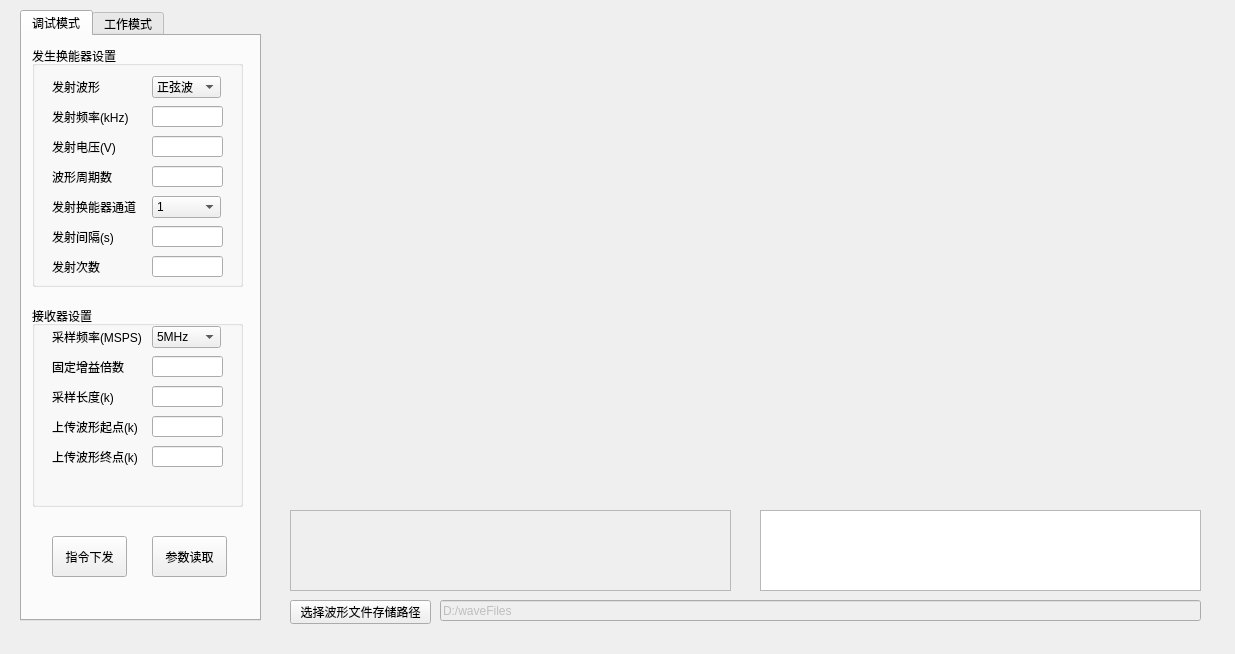
The window that mainwindow.ui (lnwin/SDSJJ_waveControl) describes before a commit, drawn with Qt 5.
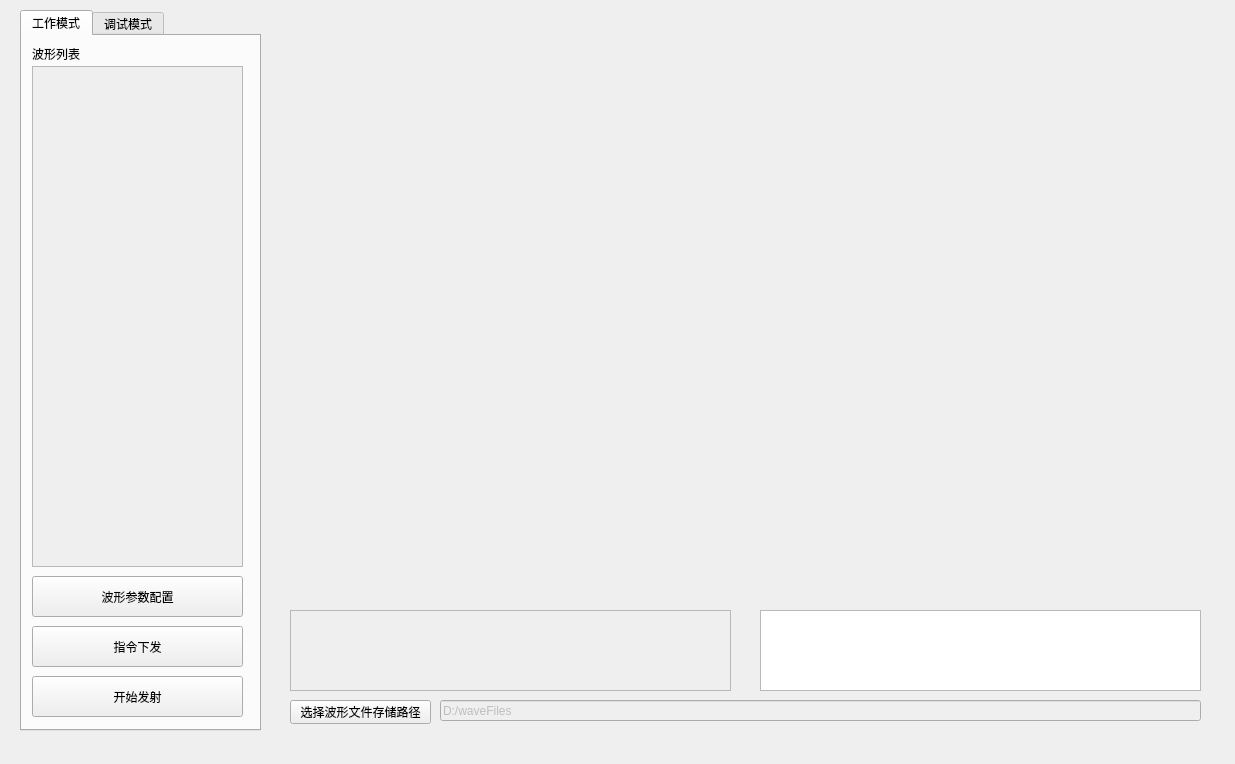
The same window after the commit. The open tabs and pages were chosen to show the change. Custom widgets are drawn as their Qt base class.

Commit message: 实时波形绘制测试通过

```diff
--- a/mainwindow.ui
+++ b/mainwindow.ui
@@ -7,7 +7,7 @@
     <x>0</x>
     <y>0</y>
     <width>1235</width>
-    <height>654</height>
+    <height>764</height>
    </rect>
   </property>
   <property name="windowTitle">
@@ -18,7 +18,7 @@
     <property name="geometry">
      <rect>
       <x>760</x>
-      <y>510</y>
+      <y>610</y>
       <width>441</width>
       <height>81</height>
      </rect>
@@ -30,7 +30,7 @@
       <x>20</x>
       <y>10</y>
       <width>241</width>
-      <height>611</height>
+      <height>721</height>
      </rect>
     </property>
     <property name="currentIndex">
@@ -38,371 +38,14 @@
     </property>
     <widget class="QWidget" name="tab">
      <attribute name="title">
-      <string>调试模式</string>
+      <string>工作模式</string>
      </attribute>
-     <widget class="QGroupBox" name="groupBox_3">
-      <property name="geometry">
-       <rect>
-        <x>10</x>
-        <y>270</y>
-        <width>211</width>
-        <height>201</height>
-       </rect>
-      </property>
-      <property name="title">
-       <string>接收器设置</string>
-      </property>
-      <widget class="QLabel" name="label_13">
-       <property name="geometry">
-        <rect>
-         <x>20</x>
-         <y>20</y>
-         <width>91</width>
-         <height>21</height>
-        </rect>
-       </property>
-       <property name="text">
-        <string>采样频率(MSPS)</string>
-       </property>
-      </widget>
-      <widget class="QComboBox" name="amplingFrequency_2">
-       <property name="geometry">
-        <rect>
-         <x>120</x>
-         <y>20</y>
-         <width>69</width>
-         <height>22</height>
-        </rect>
-       </property>
-       <item>
-        <property name="text">
-         <string>5MHz</string>
-        </property>
-       </item>
-       <item>
-        <property name="text">
-         <string>10MHz</string>
-        </property>
-       </item>
-       <item>
-        <property name="text">
-         <string>15MHz</string>
-        </property>
-       </item>
-       <item>
-        <property name="text">
-         <string>20MHz</string>
-        </property>
-       </item>
-      </widget>
-      <widget class="QLabel" name="label_14">
-       <property name="geometry">
-        <rect>
-         <x>20</x>
-         <y>50</y>
-         <width>91</width>
-         <height>21</height>
-        </rect>
-       </property>
-       <property name="text">
-        <string>固定增益倍数</string>
-       </property>
-      </widget>
-      <widget class="QLineEdit" name="gainMultiplier_2">
-       <property name="geometry">
-        <rect>
-         <x>120</x>
-         <y>50</y>
-         <width>71</width>
-         <height>21</height>
-        </rect>
-       </property>
-      </widget>
-      <widget class="QLabel" name="label_15">
-       <property name="geometry">
-        <rect>
-         <x>20</x>
-         <y>80</y>
-         <width>91</width>
-         <height>21</height>
-        </rect>
-       </property>
-       <property name="text">
-        <string>采样长度(k)</string>
-       </property>
-      </widget>
-      <widget class="QLabel" name="label_16">
-       <property name="geometry">
-        <rect>
-         <x>20</x>
-         <y>110</y>
-         <width>91</width>
-         <height>21</height>
-        </rect>
-       </property>
-       <property name="text">
-        <string>上传波形起点(k)</string>
-       </property>
-      </widget>
-      <widget class="QLabel" name="label_17">
-       <property name="geometry">
-        <rect>
-         <x>20</x>
-         <y>140</y>
-         <width>91</width>
-         <height>21</height>
-        </rect>
-       </property>
-       <property name="text">
-        <string>上传波形终点(k)</string>
-       </property>
-      </widget>
-      <widget class="QLineEdit" name="waveGetStart_2">
-       <property name="geometry">
-        <rect>
-         <x>120</x>
-         <y>110</y>
-         <width>71</width>
-         <height>21</height>
-        </rect>
-       </property>
-      </widget>
-      <widget class="QLineEdit" name="waveGetEnd_2">
-       <property name="geometry">
-        <rect>
-         <x>120</x>
-         <y>140</y>
-         <width>71</width>
-         <height>21</height>
-        </rect>
-       </property>
-      </widget>
-      <widget class="QLineEdit" name="amplingLength_2">
-       <property name="geometry">
-        <rect>
-         <x>120</x>
-         <y>80</y>
-         <width>71</width>
-         <height>21</height>
-        </rect>
-       </property>
-      </widget>
-     </widget>
-     <widget class="QGroupBox" name="groupBox_4">
-      <property name="geometry">
-       <rect>
-        <x>10</x>
-        <y>10</y>
-        <width>211</width>
-        <height>241</height>
-       </rect>
-      </property>
-      <property name="title">
-       <string>发生换能器设置</string>
-      </property>
-      <widget class="QLabel" name="label_18">
-       <property name="geometry">
-        <rect>
-         <x>20</x>
-         <y>30</y>
-         <width>81</width>
-         <height>21</height>
-        </rect>
-       </property>
-       <property name="text">
-        <string>发射波形</string>
-       </property>
-      </widget>
-      <widget class="QLabel" name="label_19">
-       <property name="geometry">
-        <rect>
-         <x>20</x>
-         <y>210</y>
-         <width>91</width>
-         <height>21</height>
-        </rect>
-       </property>
-       <property name="text">
-        <string>发射次数</string>
-       </property>
-      </widget>
-      <widget class="QLineEdit" name="emissionCount_2">
-       <property name="geometry">
-        <rect>
-         <x>120</x>
-         <y>210</y>
-         <width>71</width>
-         <height>21</height>
-        </rect>
-       </property>
-      </widget>
-      <widget class="QLabel" name="label_20">
-       <property name="geometry">
-        <rect>
-         <x>20</x>
-         <y>150</y>
-         <width>91</width>
-         <height>21</height>
-        </rect>
-       </property>
-       <property name="text">
-        <string>发射换能器通道</string>
-       </property>
-      </widget>
-      <widget class="QLabel" name="label_21">
-       <property name="geometry">
-        <rect>
-         <x>20</x>
-         <y>120</y>
-         <width>81</width>
-         <height>21</height>
-        </rect>
-       </property>
-       <property name="text">
-        <string>波形周期数</string>
-       </property>
-      </widget>
-      <widget class="QLabel" name="label_22">
-       <property name="geometry">
-        <rect>
-         <x>20</x>
-         <y>90</y>
-         <width>81</width>
-         <height>21</height>
-        </rect>
-       </property>
-       <property name="text">
-        <string>发射电压(V)</string>
-       </property>
-      </widget>
-      <widget class="QComboBox" name="emissionWavePool_2">
-       <property name="geometry">
-        <rect>
-         <x>120</x>
-         <y>30</y>
-         <width>69</width>
-         <height>22</height>
-        </rect>
-       </property>
-       <item>
-        <property name="text">
-         <string>正弦波</string>
-        </property>
-       </item>
-       <item>
-        <property name="text">
-         <string>高斯波</string>
-        </property>
-       </item>
-      </widget>
-      <widget class="QComboBox" name="emissionN_2">
-       <property name="geometry">
-        <rect>
-         <x>120</x>
-         <y>150</y>
-         <width>69</width>
-         <height>22</height>
-        </rect>
-       </property>
-       <item>
-        <property name="text">
-         <string>1</string>
-        </property>
-       </item>
-       <item>
-        <property name="text">
-         <string>2</string>
-        </property>
-       </item>
-       <item>
-        <property name="text">
-         <string>3</string>
-        </property>
-       </item>
-       <item>
-        <property name="text">
-         <string>4</string>
-        </property>
-       </item>
-       <item>
-        <property name="text">
-         <string>5</string>
-        </property>
-       </item>
-      </widget>
-      <widget class="QLineEdit" name="emissionInterval_2">
-       <property name="geometry">
-        <rect>
-         <x>120</x>
-         <y>180</y>
-         <width>71</width>
-         <height>21</height>
-        </rect>
-       </property>
-      </widget>
-      <widget class="QLineEdit" name="emissionVoltage_2">
-       <property name="geometry">
-        <rect>
-         <x>120</x>
-         <y>90</y>
-         <width>71</width>
-         <height>21</height>
-        </rect>
-       </property>
-      </widget>
-      <widget class="QLabel" name="label_23">
-       <property name="geometry">
-        <rect>
-         <x>20</x>
-         <y>60</y>
-         <width>81</width>
-         <height>21</height>
-        </rect>
-       </property>
-       <property name="text">
-        <string>发射频率(kHz)</string>
-       </property>
-      </widget>
-      <widget class="QLineEdit" name="emissionFrequency_2">
-       <property name="geometry">
-        <rect>
-         <x>120</x>
-         <y>60</y>
-         <width>71</width>
-         <height>21</height>
-        </rect>
-       </property>
-      </widget>
-      <widget class="QLabel" name="label_24">
-       <property name="geometry">
-        <rect>
-         <x>20</x>
-         <y>180</y>
-         <width>91</width>
-         <height>21</height>
-        </rect>
-       </property>
-       <property name="text">
-        <string>发射间隔(s)</string>
-       </property>
-      </widget>
-      <widget class="QLineEdit" name="waveformCyclesN_2">
-       <property name="geometry">
-        <rect>
-         <x>120</x>
-         <y>120</y>
-         <width>71</width>
-         <height>21</height>
-        </rect>
-       </property>
-      </widget>
-     </widget>
      <widget class="QPushButton" name="pushButton_3">
       <property name="geometry">
        <rect>
-        <x>30</x>
-        <y>500</y>
-        <width>75</width>
+        <x>10</x>
+        <y>590</y>
+        <width>211</width>
         <height>41</height>
        </rect>
       </property>
@@ -413,20 +56,59 @@
      <widget class="QPushButton" name="pushButton_4">
       <property name="geometry">
        <rect>
-        <x>130</x>
-        <y>500</y>
-        <width>75</width>
+        <x>10</x>
+        <y>540</y>
+        <width>211</width>
         <height>41</height>
        </rect>
       </property>
       <property name="text">
-       <string>参数读取</string>
+       <string>波形参数配置</string>
+      </property>
+     </widget>
+     <widget class="QPushButton" name="pushButton_5">
+      <property name="geometry">
+       <rect>
+        <x>10</x>
+        <y>640</y>
+        <width>211</width>
+        <height>41</height>
+       </rect>
+      </property>
+      <property name="text">
+       <string>开始发射</string>
+      </property>
+     </widget>
+     <widget class="QTableView" name="tableView">
+      <property name="enabled">
+       <bool>false</bool>
+      </property>
+      <property name="geometry">
+       <rect>
+        <x>10</x>
+        <y>30</y>
+        <width>211</width>
+        <height>501</height>
+       </rect>
+      </property>
+     </widget>
+     <widget class="QLabel" name="label_13">
+      <property name="geometry">
+       <rect>
+        <x>10</x>
+        <y>10</y>
+        <width>53</width>
+        <height>16</height>
+       </rect>
+      </property>
+      <property name="text">
+       <string>波形列表</string>
       </property>
      </widget>
     </widget>
     <widget class="QWidget" name="tab_2">
      <attribute name="title">
-      <string>工作模式</string>
+      <string>调试模式</string>
      </attribute>
      <widget class="QGroupBox" name="groupBox">
       <property name="geometry">
@@ -862,7 +544,7 @@
       <x>290</x>
       <y>10</y>
       <width>931</width>
-      <height>241</height>
+      <height>291</height>
      </rect>
     </property>
    </widget>
@@ -870,9 +552,9 @@
     <property name="geometry">
      <rect>
       <x>290</x>
-      <y>260</y>
+      <y>310</y>
       <width>931</width>
-      <height>241</height>
+      <height>291</height>
      </rect>
     </property>
    </widget>
@@ -880,7 +562,7 @@
     <property name="geometry">
      <rect>
       <x>290</x>
-      <y>600</y>
+      <y>700</y>
       <width>141</width>
       <height>24</height>
      </rect>
@@ -896,7 +578,7 @@
     <property name="geometry">
      <rect>
       <x>440</x>
-      <y>600</y>
+      <y>700</y>
       <width>761</width>
       <height>21</height>
      </rect>
@@ -912,7 +594,7 @@
     <property name="geometry">
      <rect>
       <x>290</x>
-      <y>510</y>
+      <y>610</y>
       <width>441</width>
       <height>81</height>
      </rect>
```
Left out of the diff: 26 changed lines with no effect on the pictures. The commit also changes 10 other files.
